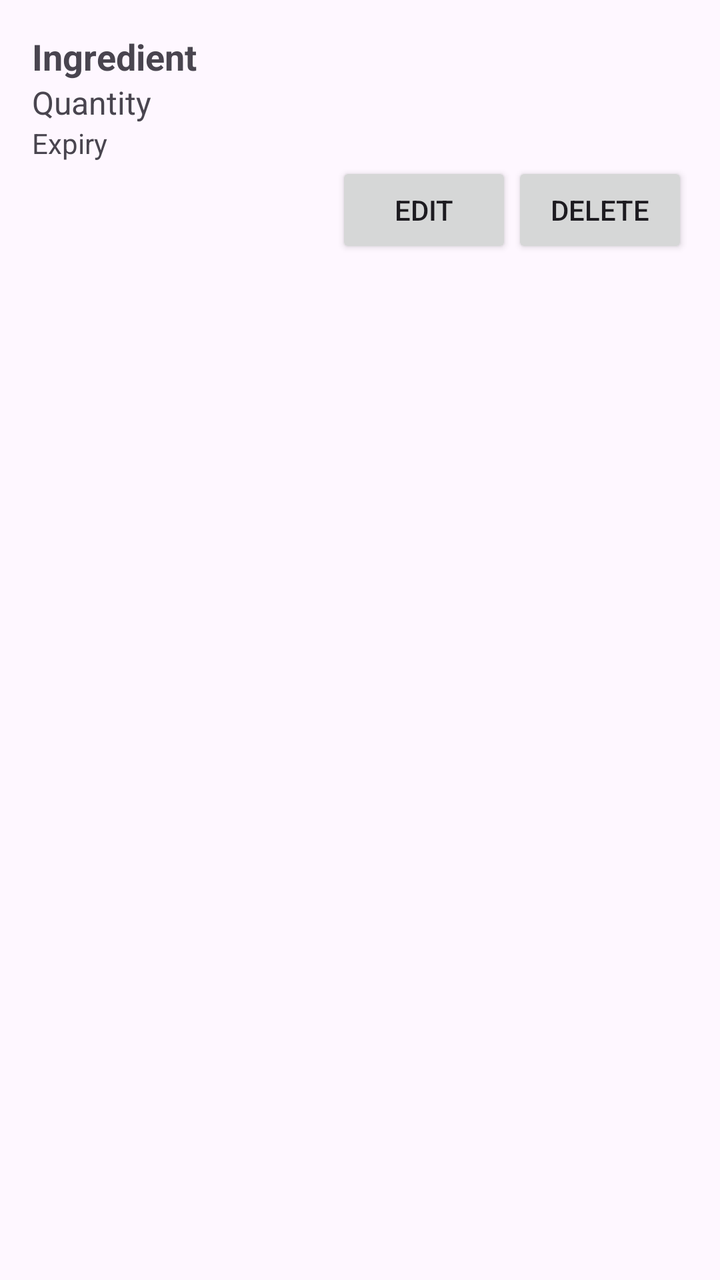
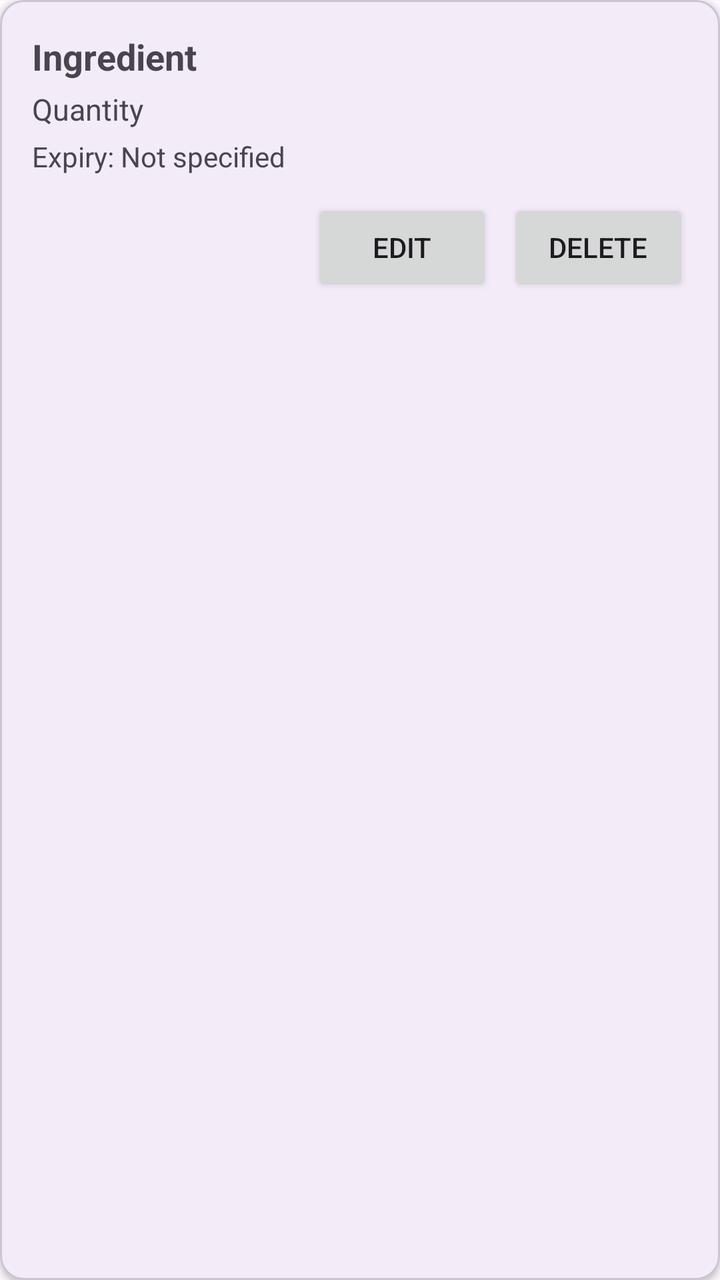

Two renders of the same Android screen: before a commit and after it. Below are the layout's source before the change and the commit's diff.
<!-- AndroidManifest.xml: application theme Theme.SmartPantryManager -->
<!-- res/layout/item_pantry.xml -->
<?xml version="1.0" encoding="utf-8"?>
<LinearLayout xmlns:android="http://schemas.android.com/apk/res/android"
    android:layout_width="match_parent"
    android:layout_height="wrap_content"
    android:layout_margin="6dp"
    android:background="?android:attr/selectableItemBackground"
    android:orientation="vertical"
    android:padding="16dp">

    <TextView
        android:id="@+id/tvIngredientName"
        android:layout_width="match_parent"
        android:layout_height="wrap_content"
        android:text="Ingredient"
        android:textSize="18sp"
        android:textStyle="bold" />

    <TextView
        android:id="@+id/tvQuantity"
        android:layout_width="match_parent"
        android:layout_height="wrap_content"
        android:text="Quantity"
        android:textSize="16sp" />

    <TextView
        android:id="@+id/tvExpiry"
        android:layout_width="match_parent"
        android:layout_height="wrap_content"
        android:text="Expiry"
        android:textSize="14sp" />

    <LinearLayout
        android:layout_width="match_parent"
        android:layout_height="wrap_content"
        android:gravity="end"
        android:orientation="horizontal">

        <Button
            android:id="@+id/btnEdit"
            android:layout_width="wrap_content"
            android:layout_height="wrap_content"
            android:text="Edit" />

        <Button
            android:id="@+id/btnDelete"
            android:layout_width="wrap_content"
            android:layout_height="wrap_content"
            android:text="Delete" />

    </LinearLayout>

</LinearLayout>
<!-- resources referenced by this layout -->
<resources>
  <style name="Theme.SmartPantryManager" parent="Base.Theme.SmartPantryManager" />
  <style name="Base.Theme.SmartPantryManager" parent="Theme.Material3.DayNight.NoActionBar">
          
          
      </style>
</resources>

<!-- the commit's change to res/layout/item_pantry.xml (unified diff, before → after) -->
@@ -1,52 +1,75 @@
 <?xml version="1.0" encoding="utf-8"?>
-<LinearLayout xmlns:android="http://schemas.android.com/apk/res/android"
+<com.google.android.material.card.MaterialCardView
+    xmlns:android="http://schemas.android.com/apk/res/android"
+    xmlns:app="http://schemas.android.com/apk/res-auto"
     android:layout_width="match_parent"
     android:layout_height="wrap_content"
-    android:layout_margin="6dp"
-    android:background="?android:attr/selectableItemBackground"
-    android:orientation="vertical"
-    android:padding="16dp">
-
-    <TextView
-        android:id="@+id/tvIngredientName"
-        android:layout_width="match_parent"
-        android:layout_height="wrap_content"
-        android:text="Ingredient"
-        android:textSize="18sp"
-        android:textStyle="bold" />
-
-    <TextView
-        android:id="@+id/tvQuantity"
-        android:layout_width="match_parent"
-        android:layout_height="wrap_content"
-        android:text="Quantity"
-        android:textSize="16sp" />
-
-    <TextView
-        android:id="@+id/tvExpiry"
-        android:layout_width="match_parent"
-        android:layout_height="wrap_content"
-        android:text="Expiry"
-        android:textSize="14sp" />
+    android:layout_marginStart="4dp"
+    android:layout_marginEnd="4dp"
+    android:layout_marginTop="6dp"
+    android:layout_marginBottom="6dp"
+    app:cardCornerRadius="12dp"
+    app:cardElevation="2dp"
+    app:strokeWidth="1dp">
 
     <LinearLayout
         android:layout_width="match_parent"
         android:layout_height="wrap_content"
-        android:gravity="end"
-        android:orientation="horizontal">
+        android:orientation="vertical"
+        android:padding="16dp">
 
-        <Button
-            android:id="@+id/btnEdit"
-            android:layout_width="wrap_content"
+        
+        <TextView
+            android:id="@+id/tvIngredientName"
+            android:layout_width="match_parent"
             android:layout_height="wrap_content"
-            android:text="Edit" />
+            android:text="Ingredient"
+            android:textSize="18sp"
+            android:textStyle="bold" />
 
-        <Button
-            android:id="@+id/btnDelete"
-            android:layout_width="wrap_content"
+        
+        <TextView
+            android:id="@+id/tvQuantity"
+            android:layout_width="match_parent"
             android:layout_height="wrap_content"
-            android:text="Delete" />
+            android:layout_marginTop="4dp"
+            android:text="Quantity"
+            android:textSize="15sp" />
+
+        
+        <TextView
+            android:id="@+id/tvExpiry"
+            android:layout_width="match_parent"
+            android:layout_height="wrap_content"
+            android:layout_marginTop="4dp"
+            android:text="Expiry: Not specified"
+            android:textSize="14sp" />
+
+        
+        <LinearLayout
+            android:layout_width="match_parent"
+            android:layout_height="wrap_content"
+            android:layout_marginTop="12dp"
+            android:gravity="end"
+            android:orientation="horizontal">
+
+            <Button
+                android:id="@+id/btnEdit"
+                android:layout_width="wrap_content"
+                android:layout_height="wrap_content"
+                android:minWidth="90dp"
+                android:text="Edit" />
+
+            <Button
+                android:id="@+id/btnDelete"
+                android:layout_width="wrap_content"
+                android:layout_height="wrap_content"
+                android:layout_marginStart="8dp"
+                android:minWidth="90dp"
+                android:text="Delete" />
+
+        </LinearLayout>
 
     </LinearLayout>
 
-</LinearLayout>
+</com.google.android.material.card.MaterialCardView>
